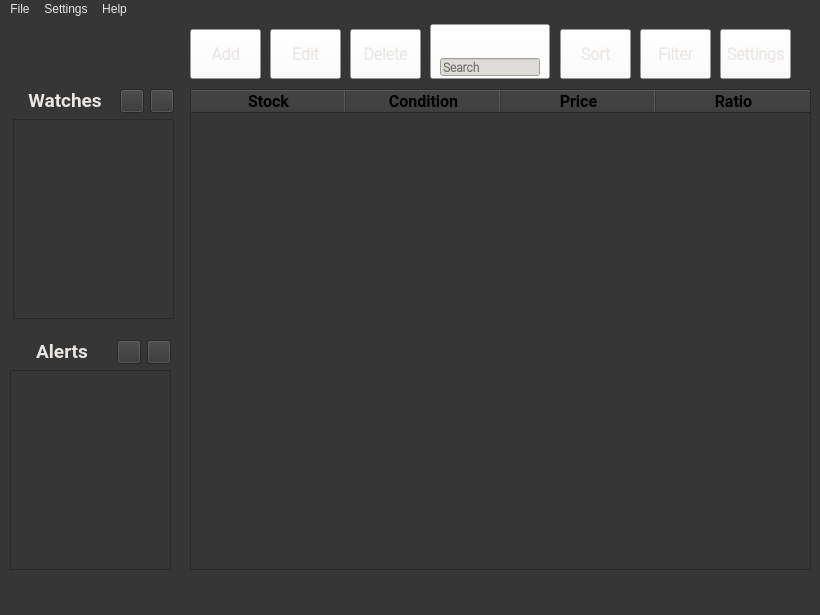
The window that ui/root.ui (rudizabudi/PriceAlerter-v0.1---Alpha) describes before a commit, drawn with Qt 5.
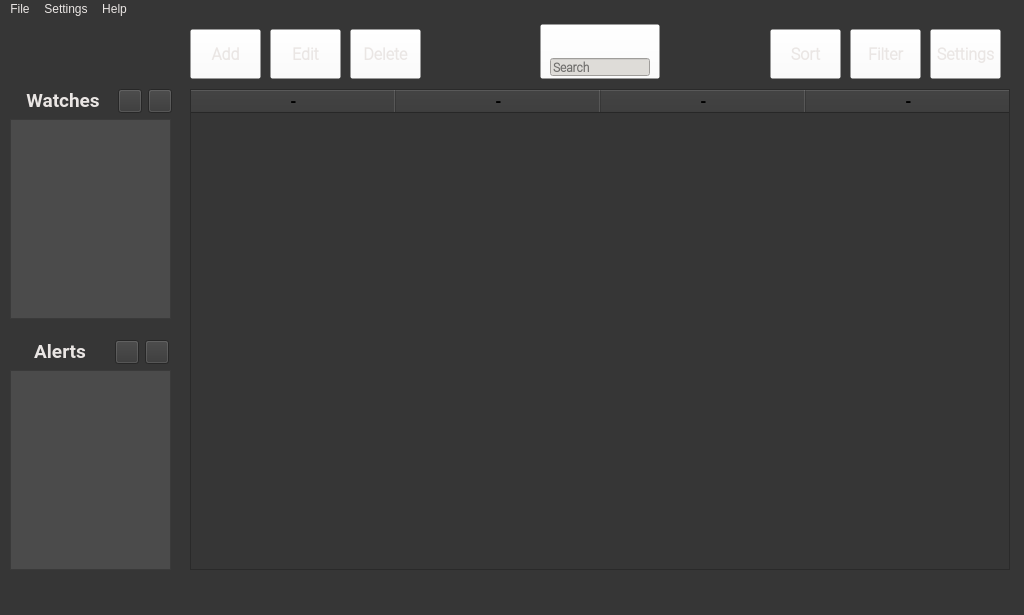
The same window after the commit. Icons and pictures are not drawn.

```diff
--- a/ui/root.ui
+++ b/ui/root.ui
@@ -12,20 +12,20 @@
    <rect>
     <x>0</x>
     <y>0</y>
-    <width>820</width>
+    <width>1024</width>
     <height>615</height>
    </rect>
   </property>
   <property name="minimumSize">
    <size>
-    <width>820</width>
+    <width>1024</width>
     <height>615</height>
    </size>
   </property>
   <property name="maximumSize">
    <size>
-    <width>880</width>
-    <height>700</height>
+    <width>1024</width>
+    <height>615</height>
    </size>
   </property>
   <property name="windowTitle">
@@ -47,7 +47,7 @@
    <widget class="QLabel" name="label_Watchlist">
     <property name="geometry">
      <rect>
-      <x>17</x>
+      <x>15</x>
       <y>321</y>
       <width>90</width>
       <height>21</height>
@@ -82,10 +82,22 @@
      <rect>
       <x>190</x>
       <y>70</y>
-      <width>621</width>
+      <width>820</width>
       <height>481</height>
      </rect>
     </property>
+    <property name="minimumSize">
+     <size>
+      <width>820</width>
+      <height>30</height>
+     </size>
+    </property>
+    <property name="maximumSize">
+     <size>
+      <width>820</width>
+      <height>481</height>
+     </size>
+    </property>
     <property name="font">
      <font>
       <family>Roboto</family>
@@ -119,6 +131,12 @@
     <property name="horizontalScrollBarPolicy">
      <enum>Qt::ScrollBarAlwaysOff</enum>
     </property>
+    <property name="sizeAdjustPolicy">
+     <enum>QAbstractScrollArea::AdjustIgnored</enum>
+    </property>
+    <property name="autoScroll">
+     <bool>false</bool>
+    </property>
     <property name="editTriggers">
      <set>QAbstractItemView::NoEditTriggers</set>
     </property>
@@ -141,17 +159,17 @@
      <bool>true</bool>
     </attribute>
     <attribute name="horizontalHeaderMinimumSectionSize">
-     <number>155</number>
+     <number>0</number>
     </attribute>
     <attribute name="horizontalHeaderDefaultSectionSize">
-     <number>155</number>
+     <number>205</number>
     </attribute>
     <attribute name="verticalHeaderVisible">
      <bool>false</bool>
     </attribute>
     <column>
      <property name="text">
-      <string>Stock</string>
+      <string>-</string>
      </property>
      <property name="font">
       <font>
@@ -164,7 +182,7 @@
     </column>
     <column>
      <property name="text">
-      <string>Condition</string>
+      <string>-</string>
      </property>
      <property name="font">
       <font>
@@ -177,7 +195,7 @@
     </column>
     <column>
      <property name="text">
-      <string>Price</string>
+      <string>-</string>
      </property>
      <property name="font">
       <font>
@@ -190,7 +208,20 @@
     </column>
     <column>
      <property name="text">
-      <string>Ratio</string>
+      <string>-</string>
+     </property>
+     <property name="font">
+      <font>
+       <family>Roboto</family>
+       <pointsize>12</pointsize>
+       <weight>75</weight>
+       <bold>true</bold>
+      </font>
+     </property>
+    </column>
+    <column>
+     <property name="text">
+      <string>-</string>
      </property>
      <property name="font">
       <font>
@@ -205,7 +236,7 @@
    <widget class="QPushButton" name="button_alertsAdd">
     <property name="geometry">
      <rect>
-      <x>117</x>
+      <x>115</x>
       <y>321</y>
       <width>24</width>
       <height>24</height>
@@ -226,7 +257,7 @@
    <widget class="QPushButton" name="button_alertsDelete">
     <property name="geometry">
      <rect>
-      <x>147</x>
+      <x>145</x>
       <y>321</y>
       <width>24</width>
       <height>24</height>
@@ -246,7 +277,7 @@
    <widget class="QLineEdit" name="lineEdit_objectSearch">
     <property name="geometry">
      <rect>
-      <x>440</x>
+      <x>550</x>
       <y>39</y>
       <width>100</width>
       <height>18</height>
@@ -389,7 +420,7 @@
    <widget class="QToolButton" name="toolButton_objectSearchBox">
     <property name="geometry">
      <rect>
-      <x>430</x>
+      <x>540</x>
       <y>5</y>
       <width>120</width>
       <height>55</height>
@@ -430,7 +461,7 @@
    <widget class="QToolButton" name="toolButton_objectSort">
     <property name="geometry">
      <rect>
-      <x>560</x>
+      <x>770</x>
       <y>10</y>
       <width>71</width>
       <height>50</height>
@@ -471,7 +502,7 @@
     </property>
     <property name="geometry">
      <rect>
-      <x>640</x>
+      <x>850</x>
       <y>10</y>
       <width>71</width>
       <height>50</height>
@@ -509,7 +540,7 @@
    <widget class="QToolButton" name="toolButton_objectSettings">
     <property name="geometry">
      <rect>
-      <x>720</x>
+      <x>930</x>
       <y>10</y>
       <width>71</width>
       <height>50</height>
@@ -564,7 +595,11 @@
      </font>
     </property>
     <property name="styleSheet">
-     <string notr="true">color: rgb(234, 230, 228);</string>
+     <string notr="true">color: rgb(234, 230, 228);
+background-color: rgb(75, 75, 75);</string>
+    </property>
+    <property name="editTriggers">
+     <set>QAbstractItemView::EditKeyPressed</set>
     </property>
     <property name="dragEnabled">
      <bool>true</bool>
@@ -588,7 +623,7 @@
    <widget class="QPushButton" name="button_alertlistAdd">
     <property name="geometry">
      <rect>
-      <x>120</x>
+      <x>118</x>
       <y>70</y>
       <width>24</width>
       <height>24</height>
@@ -609,7 +644,7 @@
    <widget class="QLabel" name="label_Alertlist">
     <property name="geometry">
      <rect>
-      <x>20</x>
+      <x>18</x>
       <y>70</y>
       <width>90</width>
       <height>21</height>
@@ -645,7 +680,7 @@
     </property>
     <property name="geometry">
      <rect>
-      <x>13</x>
+      <x>10</x>
       <y>100</y>
       <width>161</width>
       <height>200</height>
@@ -659,7 +694,8 @@
      </font>
     </property>
     <property name="styleSheet">
-     <string notr="true">color: rgb(234, 230, 228);</string>
+     <string notr="true">color: rgb(234, 230, 228);
+background-color: rgb(75, 75, 75);</string>
     </property>
     <property name="dragEnabled">
      <bool>true</bool>
@@ -683,7 +719,7 @@
    <widget class="QPushButton" name="button_alertlistDelete">
     <property name="geometry">
      <rect>
-      <x>150</x>
+      <x>148</x>
       <y>70</y>
       <width>24</width>
       <height>24</height>
@@ -723,7 +759,7 @@
     <rect>
      <x>0</x>
      <y>0</y>
-     <width>820</width>
+     <width>1024</width>
      <height>22</height>
     </rect>
    </property>
```
Left out of the diff: 19 changed lines with no effect on the pictures.
